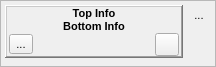
First picture: the form in src/gui/flowblock.ui, repository disorderedmaterials/dissolve, before the edit.
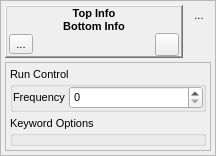
Second picture: the form after the edit. Icons and pictures are not drawn. Custom widgets are drawn as their Qt base class.

Commit message: ModuleKeywordsWidget now derives from QWidget rather than QFrame. Adjusted layouts in FlowBlock and ModuleTab.

```diff
--- a/src/gui/flowblock.ui
+++ b/src/gui/flowblock.ui
@@ -6,8 +6,8 @@
    <rect>
     <x>0</x>
     <y>0</y>
-    <width>224</width>
-    <height>89</height>
+    <width>211</width>
+    <height>159</height>
    </rect>
   </property>
   <property name="sizePolicy">
@@ -334,7 +334,7 @@
        </layout>
       </item>
       <item>
-       <widget class="ModuleKeywordsWidget" name="KeywordsFrame">
+       <widget class="QFrame" name="KeywordsControlFrame">
         <property name="sizePolicy">
          <sizepolicy hsizetype="Minimum" vsizetype="Minimum">
           <horstretch>0</horstretch>
@@ -347,6 +347,97 @@
         <property name="frameShadow">
          <enum>QFrame::Sunken</enum>
         </property>
+        <layout class="QVBoxLayout" name="verticalLayout_4">
+         <property name="spacing">
+          <number>4</number>
+         </property>
+         <property name="leftMargin">
+          <number>4</number>
+         </property>
+         <property name="topMargin">
+          <number>4</number>
+         </property>
+         <property name="rightMargin">
+          <number>4</number>
+         </property>
+         <property name="bottomMargin">
+          <number>4</number>
+         </property>
+         <item>
+          <widget class="QGroupBox" name="RunControlGroup">
+           <property name="title">
+            <string>Run Control</string>
+           </property>
+           <layout class="QGridLayout" name="gridLayout_2">
+            <property name="leftMargin">
+             <number>0</number>
+            </property>
+            <property name="topMargin">
+             <number>0</number>
+            </property>
+            <property name="rightMargin">
+             <number>0</number>
+            </property>
+            <property name="bottomMargin">
+             <number>0</number>
+            </property>
+            <property name="spacing">
+             <number>4</number>
+            </property>
+            <item row="0" column="0">
+             <widget class="QLabel" name="label">
+              <property name="sizePolicy">
+               <sizepolicy hsizetype="Minimum" vsizetype="Preferred">
+                <horstretch>0</horstretch>
+                <verstretch>0</verstretch>
+               </sizepolicy>
+              </property>
+              <property name="text">
+               <string>Frequency</string>
+              </property>
+             </widget>
+            </item>
+            <item row="0" column="1">
+             <widget class="QSpinBox" name="FrequencySpin">
+              <property name="sizePolicy">
+               <sizepolicy hsizetype="Expanding" vsizetype="Fixed">
+                <horstretch>0</horstretch>
+                <verstretch>0</verstretch>
+               </sizepolicy>
+              </property>
+             </widget>
+            </item>
+           </layout>
+          </widget>
+         </item>
+         <item>
+          <widget class="QGroupBox" name="KeywordOptionsGroup">
+           <property name="title">
+            <string>Keyword Options</string>
+           </property>
+           <layout class="QVBoxLayout" name="verticalLayout_3">
+            <property name="spacing">
+             <number>0</number>
+            </property>
+            <property name="leftMargin">
+             <number>0</number>
+            </property>
+            <property name="topMargin">
+             <number>0</number>
+            </property>
+            <property name="rightMargin">
+             <number>0</number>
+            </property>
+            <property name="bottomMargin">
+             <number>0</number>
+            </property>
+            <item>
+             <widget class="ModuleKeywordsWidget" name="KeywordsWidget" native="true"/>
+            </item>
+           </layout>
+          </widget>
+         </item>
+        </layout>
        </widget>
       </item>
      </layout>
@@ -357,7 +448,7 @@
  <customwidgets>
   <customwidget>
    <class>ModuleKeywordsWidget</class>
-   <extends>QFrame</extends>
+   <extends>QWidget</extends>
    <header>gui/modulekeywordswidget.h</header>
    <container>1</container>
   </customwidget>
```
The commit also changes 6 other files.
